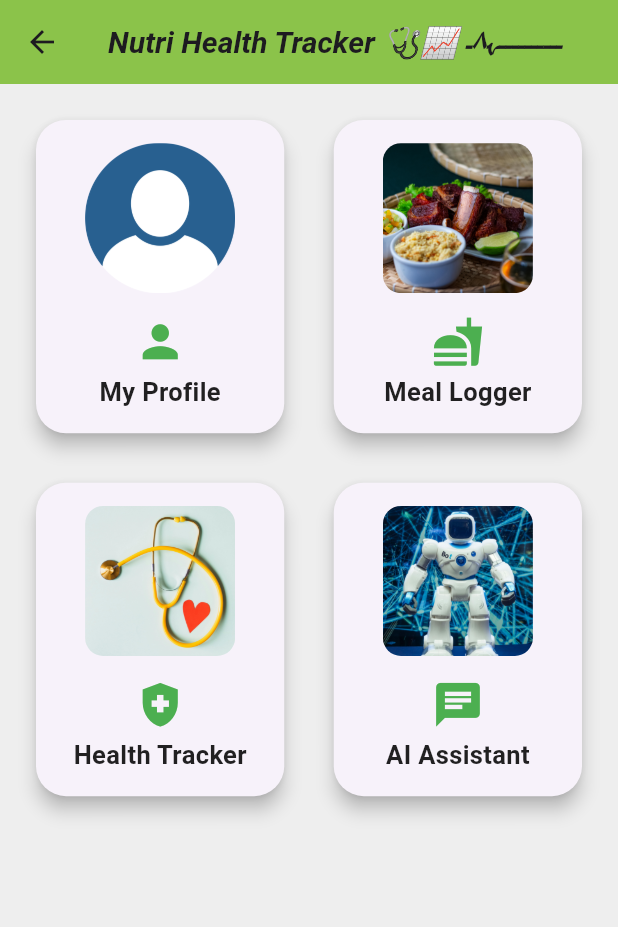
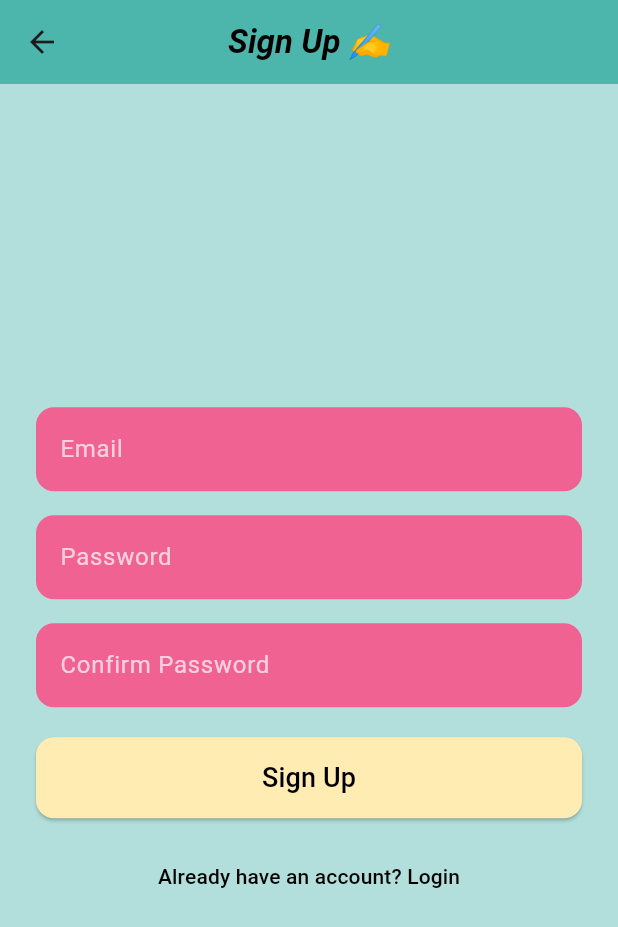
Before and after one commit to JawamaKE/Nutri_Health_Tracker, a Flutter app: the screen it shows after launch, after a tap on "Get Started", on a phone screen of 412 x 824 dp. Shown: the top 927 px of the screen. Run offline on Flutter 3.47's test engine with Material 3 defaults, Android fonts, the phone set to English and light mode, and no system bars; our stand-ins replace firebase_auth, firebase_core, flutter_spinkit, flutter_tts, image_picker, shared_preferences and 1 more; accounts and stored records are empty.

Commit message:
NUTRI_HEALTH_TRACKER

```diff
--- /dev/null
+++ b/lib/auth/signup_screen.dart
@@ -0,0 +1,219 @@
+import 'package:flutter/material.dart';
+import 'package:firebase_auth/firebase_auth.dart';
+
+import 'package:nutri_health/main.dart';
+import 'login_screen.dart';
+
+class SignUpPage extends StatefulWidget {
+  const SignUpPage({super.key});
+
+  @override
+  _SignUpPageState createState() => _SignUpPageState();
+}
+
+class _SignUpPageState extends State<SignUpPage> {
+  final FirebaseAuth _auth = FirebaseAuth.instance;
+  final _formKey = GlobalKey<FormState>();
+  final _emailController = TextEditingController();
+  final _passwordController = TextEditingController();
+  final _confirmPasswordController = TextEditingController();
+
+  @override
+  void dispose() {
+    _emailController.dispose();
+    _passwordController.dispose();
+    _confirmPasswordController.dispose();
+    super.dispose();
+  }
+
+  @override
+  Widget build(BuildContext context) {
+    return Scaffold(
+      backgroundColor: Colors.teal.shade100, // Deep banking blue
+      appBar: AppBar(
+        backgroundColor: Colors.teal.shade300,
+        elevation: 0,
+        title: const Text(
+          'Sign Up ✍️',
+          style: TextStyle(
+            fontWeight: FontWeight.bold,
+            fontStyle: FontStyle.italic,
+            fontSize: 22,
+            color: Colors.black,
+          ),
+        ),
+        centerTitle: true,
+      ),
+      body: Center(
+        child: Padding(
+          padding: const EdgeInsets.symmetric(horizontal: 24.0),
+          child: Form(
+            key: _formKey,
+            child: Column(
+              mainAxisAlignment: MainAxisAlignment.center,
+              crossAxisAlignment: CrossAxisAlignment.stretch,
+              children: [
+                // Email Field
+                TextFormField(
+                  controller: _emailController,
+                  style: const TextStyle(color: Colors.white),
+                  decoration: InputDecoration(
+                    labelText: 'Email',
+                    labelStyle: const TextStyle(color: Colors.white70),
+                    filled: true,
+                    fillColor: Colors.pink.shade300,
+                    border: OutlineInputBorder(
+                      borderRadius: BorderRadius.circular(12),
+                      borderSide: BorderSide.none,
+                    ),
+                    focusedBorder: OutlineInputBorder(
+                      borderRadius: BorderRadius.circular(12),
+                      borderSide: const BorderSide(color: Colors.orangeAccent),
+                    ),
+                  ),
+                  validator: (value) {
+                    if (value == null || value.isEmpty) {
+                      return 'Please enter an email';
+                    }
+                    if (!RegExp(r'^[^@]+@[^@]+\.[^@]+').hasMatch(value)) {
+                      return 'Please enter a valid email';
+                    }
+                    return null;
+                  },
+                ),
+                const SizedBox(height: 16),
+
+                // Password Field
+                TextFormField(
+                  controller: _passwordController,
+                  obscureText: true,
+                  style: const TextStyle(color: Colors.white),
+                  decoration: InputDecoration(
+                    labelText: 'Password',
+                    labelStyle: const TextStyle(color: Colors.white70),
+                    filled: true,
+                    fillColor: Colors.pink.shade300,
+                    border: OutlineInputBorder(
+                      borderRadius: BorderRadius.circular(12),
+                      borderSide: BorderSide.none,
+                    ),
+                    focusedBorder: OutlineInputBorder(
+                      borderRadius: BorderRadius.circular(12),
+                      borderSide: const BorderSide(color: Colors.orangeAccent),
+                    ),
+                  ),
+                  validator: (value) {
+                    if (value == null || value.isEmpty) {
+                      return 'Please enter a password';
+                    }
+                    if (value.length < 6) {
+                      return 'Password must be at least 6 characters';
+                    }
+                    return null;
+                  },
+                ),
+                const SizedBox(height: 16),
+
+                // Confirm Password Field
+                TextFormField(
+                  controller: _confirmPasswordController,
+                  obscureText: true,
+                  style: const TextStyle(color: Colors.white),
+                  decoration: InputDecoration(
+                    labelText: 'Confirm Password',
+                    labelStyle: const TextStyle(color: Colors.white70),
+                    filled: true,
+                    fillColor: Colors.pink.shade300,
+                    border: OutlineInputBorder(
+                      borderRadius: BorderRadius.circular(12),
+                      borderSide: BorderSide.none,
+                    ),
+                    focusedBorder: OutlineInputBorder(
+                      borderRadius: BorderRadius.circular(12),
+                      borderSide: const BorderSide(color: Colors.orangeAccent),
+                    ),
+                  ),
+                  validator: (value) {
+                    if (value == null || value.isEmpty) {
+                      return 'Please confirm your password';
+                    }
+                    if (value != _passwordController.text) {
+                      return 'Passwords do not match';
+                    }
+                    return null;
+                  },
+                ),
+                const SizedBox(height: 20),
+
+                // Sign Up Button
+                ElevatedButton(
+                  onPressed: () async {
+                    if (_formKey.currentState!.validate()) {
+                      try {
+                        await _auth.createUserWithEmailAndPassword(
+                          email: _emailController.text.trim(),
+                          password: _passwordController.text.trim(),
+                        );
+                        ScaffoldMessenger.of(context).showSnackBar(
+                          const SnackBar(
+                              content: Text('Account created successfully!')),
+                        );
+                        Navigator.pushReplacement(
+                          context,
+                          MaterialPageRoute(
+                              builder: (context) => const DashboardScreen()),
+                        );
+                      } on FirebaseAuthException catch (e) {
+                        String errorMessage;
+                        if (e.code == 'weak-password') {
+                          errorMessage = 'The password provided is too weak.';
+                        } else if (e.code == 'email-already-in-use') {
+                          errorMessage =
+                              'The account already exists for that email.';
+                        } else {
+                          errorMessage = 'An error occurred. Please try again.';
+                        }
+                        ScaffoldMessenger.of(context).showSnackBar(
+                          SnackBar(content: Text(errorMessage)),
+                        );
+                      }
+                    }
+                  },
+                  style: ElevatedButton.styleFrom(
+                    backgroundColor: Colors.amber[100],
+                    shape: RoundedRectangleBorder(
+                      borderRadius: BorderRadius.circular(12),
+                    ),
+                    padding: const EdgeInsets.symmetric(vertical: 14),
+                  ),
+                  child: const Text(
+                    'Sign Up',
+                    style: TextStyle(
+                      fontSize: 18,
+                      color: Colors.black,
+                    ),
+                  ),
+                ),
+                const SizedBox(height: 15),
+
+                // Already have an account? Login
+                TextButton(
+                  onPressed: () {
+                    Navigator.pushReplacement(
+                      context,
+                      MaterialPageRoute(builder: (context) => LoginPage()),
+                    );
+                  },
+                  child: const Text(
+                    'Already have an account? Login',
+                    style: TextStyle(color: Colors.black),
+                  ),
+                ),
+              ],
+            ),
+          ),
+        ),
+      ),
+    );
+  }
+}
--- a/lib/home_screen.dart
+++ b/lib/home_screen.dart
@@ -1,5 +1,5 @@
 import 'package:flutter/material.dart';
-import 'main.dart'; // Access DashboardScreen
+import 'package:nutri_health/auth/signup_screen.dart';
 
 class WelcomeScreen extends StatefulWidget {
   const WelcomeScreen({super.key});
@@ -141,7 +141,7 @@ class _WelcomeScreenState extends State<WelcomeScreen>
                           Navigator.push(
                             context,
                             MaterialPageRoute(
-                              builder: (_) => const DashboardScreen(),
+                              builder: (_) => const SignUpPage(),
                             ),
                           );
                         },
--- a/lib/main.dart
+++ b/lib/main.dart
@@ -1,11 +1,19 @@
+import 'package:firebase_core/firebase_core.dart';
+import 'firebase_options.dart';
 import 'package:flutter/material.dart';
+
 import 'home_screen.dart';
 import 'profile_screen.dart';
 import 'meal_logger_screen.dart';
 import 'health_tracker_screen.dart';
 import 'ai_assistant_screen.dart';
 
-void main() {
+void main() async {
+  WidgetsFlutterBinding.ensureInitialized();
+  await Firebase.initializeApp(
+    options: DefaultFirebaseOptions.currentPlatform,
+  );
+
   runApp(const MyApp());
 }
 
@@ -36,7 +44,7 @@ class DashboardScreen extends StatelessWidget {
     return Scaffold(
       appBar: AppBar(
         title: const Text(
-          'Nutri Health Tracker 🩺📈 ــــــــــﮩ٨ـ',
+          ' Nutri Health Tracker 🩺📈',
           style: TextStyle(
             fontWeight: FontWeight.bold,
             fontStyle: FontStyle.italic,
@@ -44,7 +52,7 @@ class DashboardScreen extends StatelessWidget {
           ),
         ),
         centerTitle: true,
-        backgroundColor: Colors.lightGreen,
+        backgroundColor: Colors.teal.shade300,
       ),
 
       // ✅ SafeArea prevents overflow under status bar or system UI
--- a/lib/meal_logger_screen.dart
+++ b/lib/meal_logger_screen.dart
@@ -152,7 +152,7 @@ class _MealLoggerScreenState extends State<MealLoggerScreen> {
   @override
   Widget build(BuildContext context) {
     return Scaffold(
-      backgroundColor: Colors.amber[100],
+      backgroundColor: Colors.yellow[100],
       appBar: AppBar(
         centerTitle: true,
         title: const Text(
--- a/lib/profile_screen.dart
+++ b/lib/profile_screen.dart
@@ -172,7 +172,7 @@ class _ProfileScreenState extends State<ProfileScreen> {
             fontStyle: FontStyle.italic,
           ),
         ),
-        backgroundColor: Colors.purpleAccent,
+        backgroundColor: Colors.purpleAccent.shade100,
         centerTitle: true,
       ),
       body: SingleChildScrollView(
--- a/pubspec.yaml
+++ b/pubspec.yaml
@@ -47,6 +47,8 @@ dependencies:
   # Use with the CupertinoIcons class for iOS style icons.
   cupertino_icons: ^1.0.8
   image_picker: ^1.2.0
+  firebase_core: ^4.2.1
+  firebase_auth: ^6.1.2
 
 dev_dependencies:
   flutter_test:
```
Also changed, not shown: lib/auth/login_screen.dart (added, +167 -0 lines), firebase.json (added), lib/firebase_options.dart (added), pubspec.lock, 4 other files.
